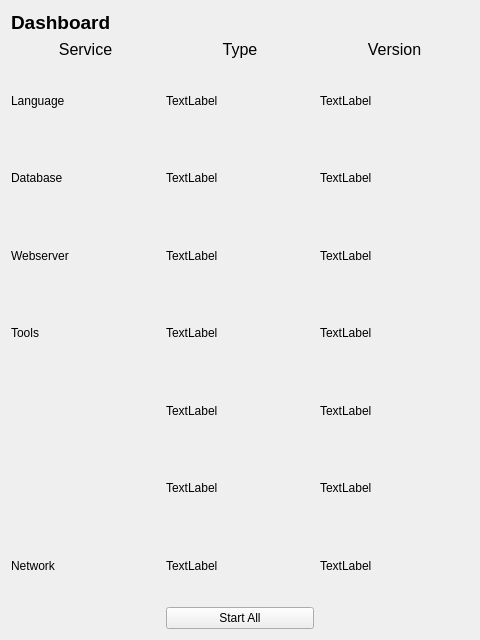
Above: ui/forms/Pages/DashboardPage.ui from Newt-Louis/literate-barnacle before the change. Below: the same form after it.
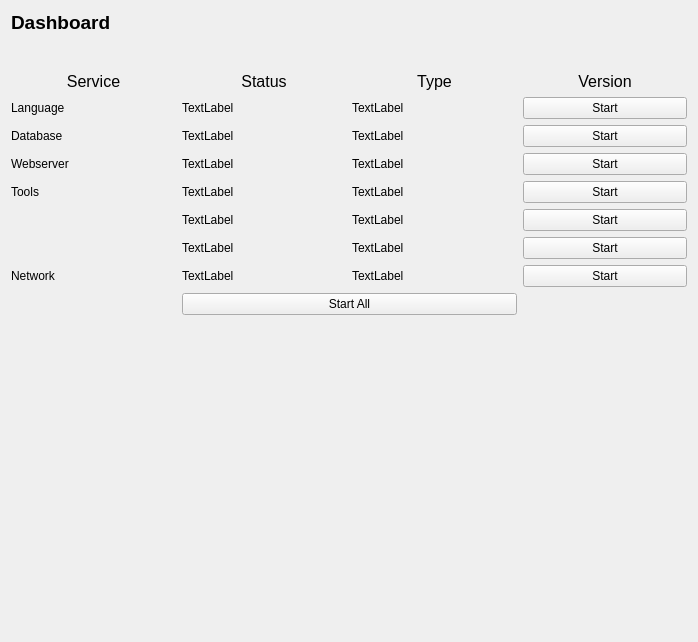
That is the form after the change.

Commit message: fix layout ui dashboardpage + create singleton session DashboardManagement.py

Diff of the .ui file:
```diff
--- a/ui/forms/Pages/DashboardPage.ui
+++ b/ui/forms/Pages/DashboardPage.ui
@@ -6,16 +6,22 @@
    <rect>
     <x>0</x>
     <y>0</y>
-    <width>480</width>
-    <height>640</height>
+    <width>698</width>
+    <height>642</height>
    </rect>
   </property>
   <property name="windowTitle">
    <string>Form</string>
   </property>
-  <layout class="QVBoxLayout" name="verticalLayout" stretch="0,0,1">
+  <layout class="QVBoxLayout" name="verticalLayout" stretch="0,0,0,0">
    <item>
-    <layout class="QHBoxLayout" name="dashboard_title_layout">
+    <layout class="QHBoxLayout" name="dashboard_title_layout" stretch="0">
+     <property name="spacing">
+      <number>6</number>
+     </property>
+     <property name="bottomMargin">
+      <number>32</number>
+     </property>
      <item>
       <widget class="QLabel" name="dashboard_title_label">
        <property name="sizePolicy">
@@ -40,6 +46,13 @@
        </property>
       </widget>
      </item>
+     <item>
+      <widget class="QLabel" name="dashboard_status_label">
+       <property name="text">
+        <string>&lt;html&gt;&lt;head/&gt;&lt;body&gt;&lt;p align=&quot;center&quot;&gt;&lt;span style=&quot; font-size:12pt;&quot;&gt;Status&lt;/span&gt;&lt;/p&gt;&lt;/body&gt;&lt;/html&gt;</string>
+       </property>
+      </widget>
+     </item>
      <item>
       <widget class="QLabel" name="dashboard_type_label">
        <property name="text">
@@ -57,149 +70,211 @@
     </layout>
    </item>
    <item>
-    <layout class="QGridLayout" name="dashboard_content_layout" rowstretch="0,0,0,0,0,0,0,0,0,0,0,0,0,0,0,0,0" columnstretch="0,0,0">
-     <item row="9" column="1">
-      <widget class="QLabel" name="database_type_label">
+    <layout class="QGridLayout" name="dashboard_content_layout" rowstretch="0,0,0,0,0,0,0,0" columnstretch="0,0,0,0">
+     <item row="1" column="2">
+      <widget class="QLabel" name="database_version_label">
        <property name="text">
         <string>TextLabel</string>
        </property>
       </widget>
      </item>
-     <item row="15" column="0">
-      <widget class="QLabel" name="network_service_label">
-       <property name="text">
-        <string>Network</string>
-       </property>
-      </widget>
-     </item>
-     <item row="14" column="1">
-      <widget class="QLabel" name="tools_type_3_label">
-       <property name="text">
-        <string>TextLabel</string>
-       </property>
-      </widget>
-     </item>
-     <item row="12" column="2">
-      <widget class="QLabel" name="tools_version_2_label">
-       <property name="text">
-        <string>TextLabel</string>
-       </property>
-      </widget>
-     </item>
-     <item row="14" column="2">
-      <widget class="QLabel" name="tools_version_3_label">
-       <property name="text">
-        <string>TextLabel</string>
-       </property>
-      </widget>
-     </item>
-     <item row="8" column="0">
-      <widget class="QLabel" name="language_service_label">
-       <property name="text">
-        <string>Language</string>
-       </property>
-      </widget>
-     </item>
-     <item row="11" column="1">
-      <widget class="QLabel" name="tools_type_1_label">
-       <property name="text">
-        <string>TextLabel</string>
-       </property>
-      </widget>
-     </item>
-     <item row="12" column="1">
+     <item row="4" column="1">
       <widget class="QLabel" name="tools_type_2_label">
        <property name="text">
         <string>TextLabel</string>
        </property>
       </widget>
      </item>
-     <item row="16" column="1">
-      <widget class="QPushButton" name="startall_button">
-       <property name="text">
-        <string>Start All</string>
-       </property>
-      </widget>
-     </item>
-     <item row="8" column="2">
-      <widget class="QLabel" name="language_version_label">
-       <property name="text">
-        <string>TextLabel</string>
-       </property>
-      </widget>
-     </item>
-     <item row="11" column="2">
-      <widget class="QLabel" name="tools_version_1_label">
-       <property name="text">
-        <string>TextLabel</string>
-       </property>
-      </widget>
-     </item>
-     <item row="11" column="0">
+     <item row="3" column="0">
       <widget class="QLabel" name="tools_service_label">
        <property name="text">
         <string>Tools</string>
        </property>
       </widget>
      </item>
-     <item row="15" column="2">
-      <widget class="QLabel" name="network_version_label">
+     <item row="6" column="0">
+      <widget class="QLabel" name="network_service_label">
        <property name="text">
+        <string>Network</string>
+       </property>
+      </widget>
+     </item>
+     <item row="0" column="3">
+      <widget class="QPushButton" name="language_start_pushButton">
+       <property name="text">
+        <string>Start</string>
+       </property>
+      </widget>
+     </item>
+     <item row="1" column="1">
+      <widget class="QLabel" name="language_version_label">
+       <property name="text">
         <string>TextLabel</string>
        </property>
       </widget>
      </item>
-     <item row="9" column="0">
+     <item row="2" column="2">
+      <widget class="QLabel" name="webserver_version_label">
+       <property name="text">
+        <string>TextLabel</string>
+       </property>
+      </widget>
+     </item>
+     <item row="5" column="2">
+      <widget class="QLabel" name="tools_version_3_label">
+       <property name="text">
+        <string>TextLabel</string>
+       </property>
+      </widget>
+     </item>
+     <item row="1" column="0">
       <widget class="QLabel" name="database_service_label">
        <property name="text">
         <string>Database</string>
        </property>
       </widget>
      </item>
-     <item row="9" column="2">
-      <widget class="QLabel" name="database_version_label">
+     <item row="3" column="2">
+      <widget class="QLabel" name="tools_version_1_label">
        <property name="text">
         <string>TextLabel</string>
        </property>
       </widget>
      </item>
-     <item row="15" column="1">
+     <item row="6" column="2">
+      <widget class="QLabel" name="network_version_label">
+       <property name="text">
+        <string>TextLabel</string>
+       </property>
+      </widget>
+     </item>
+     <item row="4" column="2">
+      <widget class="QLabel" name="tools_version_2_label">
+       <property name="text">
+        <string>TextLabel</string>
+       </property>
+      </widget>
+     </item>
+     <item row="1" column="3">
+      <widget class="QPushButton" name="database_start_pushButton">
+       <property name="text">
+        <string>Start</string>
+       </property>
+      </widget>
+     </item>
+     <item row="6" column="3">
+      <widget class="QPushButton" name="network_start_pushButton">
+       <property name="text">
+        <string>Start</string>
+       </property>
+      </widget>
+     </item>
+     <item row="6" column="1">
       <widget class="QLabel" name="network_type_label">
        <property name="text">
         <string>TextLabel</string>
        </property>
       </widget>
      </item>
-     <item row="10" column="0">
+     <item row="2" column="0">
       <widget class="QLabel" name="webserver_service_label">
        <property name="text">
         <string>Webserver</string>
        </property>
       </widget>
      </item>
-     <item row="10" column="1">
-      <widget class="QLabel" name="webserver_type_label">
+     <item row="0" column="2">
+      <widget class="QLabel" name="database_type_label">
        <property name="text">
         <string>TextLabel</string>
        </property>
       </widget>
      </item>
-     <item row="10" column="2">
-      <widget class="QLabel" name="webserver_version_label">
+     <item row="7" column="1" colspan="2">
+      <widget class="QPushButton" name="startall_button">
        <property name="text">
-        <string>TextLabel</string>
+        <string>Start All</string>
        </property>
       </widget>
      </item>
-     <item row="8" column="1">
+     <item row="0" column="1">
       <widget class="QLabel" name="language_type_label">
        <property name="text">
         <string>TextLabel</string>
        </property>
       </widget>
      </item>
+     <item row="0" column="0">
+      <widget class="QLabel" name="language_service_label">
+       <property name="text">
+        <string>Language</string>
+       </property>
+      </widget>
+     </item>
+     <item row="2" column="1">
+      <widget class="QLabel" name="webserver_type_label">
+       <property name="text">
+        <string>TextLabel</string>
+       </property>
+      </widget>
+     </item>
+     <item row="2" column="3">
+      <widget class="QPushButton" name="webserver_start_pushButton">
+       <property name="text">
+        <string>Start</string>
+       </property>
+      </widget>
+     </item>
+     <item row="3" column="1">
+      <widget class="QLabel" name="tools_type_1_label">
+       <property name="text">
+        <string>TextLabel</string>
+       </property>
+      </widget>
+     </item>
+     <item row="5" column="1">
+      <widget class="QLabel" name="tools_type_3_label">
+       <property name="text">
+        <string>TextLabel</string>
+       </property>
+      </widget>
+     </item>
+     <item row="5" column="3">
+      <widget class="QPushButton" name="tool_3_start_pushButton">
+       <property name="text">
+        <string>Start</string>
+       </property>
+      </widget>
+     </item>
+     <item row="4" column="3">
+      <widget class="QPushButton" name="tool_2_start_pushButton">
+       <property name="text">
+        <string>Start</string>
+       </property>
+      </widget>
+     </item>
+     <item row="3" column="3">
+      <widget class="QPushButton" name="tools_1_start_pushButton">
+       <property name="text">
+        <string>Start</string>
+       </property>
+      </widget>
+     </item>
     </layout>
    </item>
+   <item>
+    <spacer name="verticalSpacer">
+     <property name="orientation">
+      <enum>Qt::Orientation::Vertical</enum>
+     </property>
+     <property name="sizeHint" stdset="0">
+      <size>
+       <width>20</width>
+       <height>40</height>
+      </size>
+     </property>
+    </spacer>
+   </item>
   </layout>
  </widget>
  <resources/>
```
Left out of the diff: 2 changed lines with no effect on the pictures. The commit also changes 5 other files.
